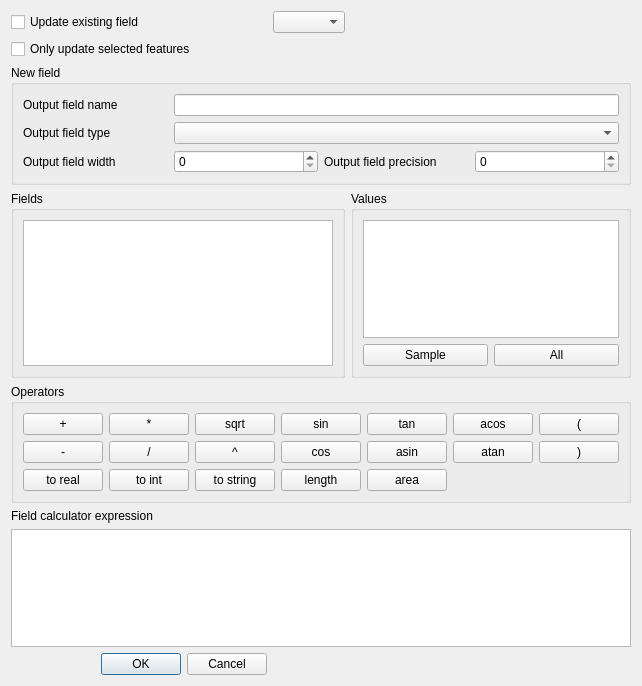
Above: qgis/src/ui/qgsfieldcalculatorbase.ui from sourcepole/qgis before the change. Below: the same form after it.
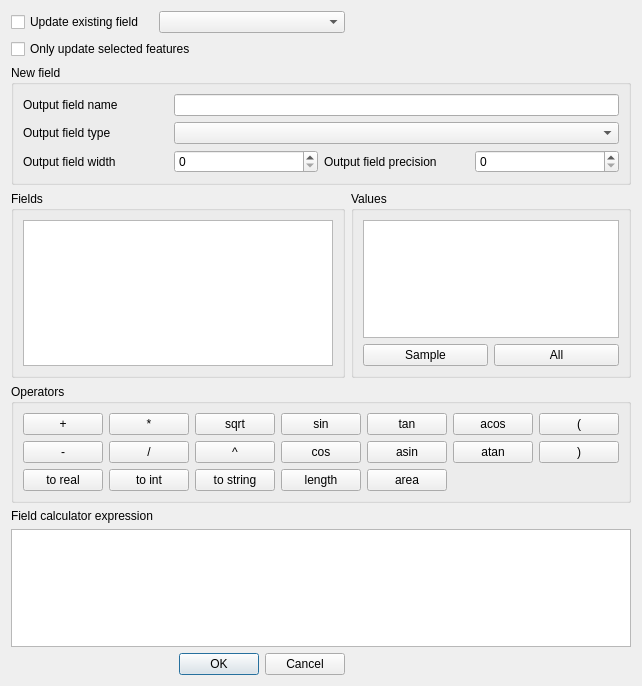
That is the form after the change.

```diff
--- a/qgis/src/ui/qgsfieldcalculatorbase.ui
+++ b/qgis/src/ui/qgsfieldcalculatorbase.ui
@@ -6,7 +6,7 @@
    <rect>
     <x>0</x>
     <y>0</y>
-    <width>478</width>
+    <width>615</width>
     <height>686</height>
    </rect>
   </property>
@@ -285,7 +285,7 @@
    <item row="6" column="0" colspan="3">
     <widget class="QTextEdit" name="mExpressionTextEdit"/>
    </item>
-   <item row="7" column="0">
+   <item row="7" column="1">
     <widget class="QDialogButtonBox" name="mButtonBox">
      <property name="orientation">
       <enum>Qt::Horizontal</enum>
```
